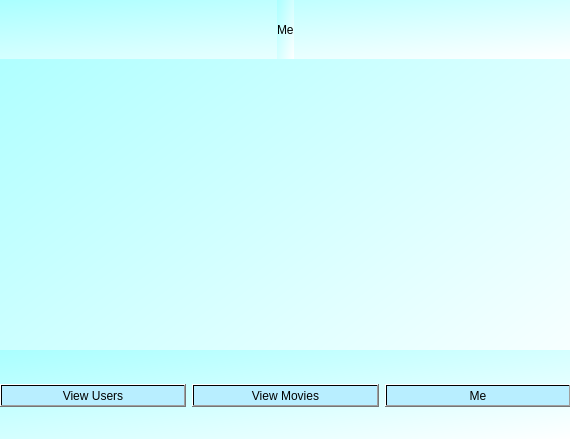
The window that me_admin.ui (reich03/EstructurasProyecto) describes before a commit, drawn with Qt 5.
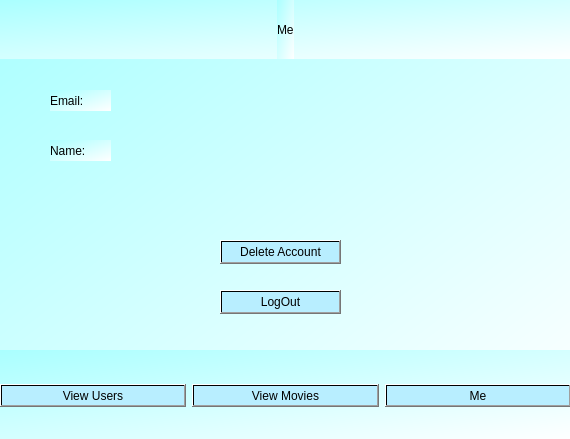
The same window after the commit.

Commit message: cambio index y me admin

```diff
--- a/me_admin.ui
+++ b/me_admin.ui
@@ -96,6 +96,76 @@
     </item>
    </layout>
   </widget>
+  <widget class="QPushButton" name="logout">
+   <property name="geometry">
+    <rect>
+     <x>220</x>
+     <y>290</y>
+     <width>121</width>
+     <height>24</height>
+    </rect>
+   </property>
+   <property name="styleSheet">
+    <string notr="true">color: qlineargradient(spread:pad, x1:0, y1:0, x2:1, y2:1, stop:1 rgba(0, 0, 0, 255));
+background-color: qlineargradient(spread:pad, x1:0, y1:0, x2:1, y2:1, stop:1 rgba(184, 238, 255, 255));
+font: 900 9pt &quot;Segoe UI&quot;;</string>
+   </property>
+   <property name="text">
+    <string>LogOut</string>
+   </property>
+  </widget>
+  <widget class="QLabel" name="label_3">
+   <property name="geometry">
+    <rect>
+     <x>50</x>
+     <y>90</y>
+     <width>61</width>
+     <height>21</height>
+    </rect>
+   </property>
+   <property name="styleSheet">
+    <string notr="true">color: qlineargradient(spread:pad, x1:0, y1:0, x2:1, y2:1, stop:1 rgba(0, 0, 0, 255));
+font: 700 11pt &quot;Segoe UI&quot;;</string>
+   </property>
+   <property name="text">
+    <string>Email:</string>
+   </property>
+  </widget>
+  <widget class="QLabel" name="label_4">
+   <property name="geometry">
+    <rect>
+     <x>50</x>
+     <y>140</y>
+     <width>61</width>
+     <height>21</height>
+    </rect>
+   </property>
+   <property name="styleSheet">
+    <string notr="true">color: qlineargradient(spread:pad, x1:0, y1:0, x2:1, y2:1, stop:1 rgba(0, 0, 0, 255));
+font: 700 11pt &quot;Segoe UI&quot;;</string>
+   </property>
+   <property name="text">
+    <string>Name:</string>
+   </property>
+  </widget>
+  <widget class="QPushButton" name="delete_2">
+   <property name="geometry">
+    <rect>
+     <x>220</x>
+     <y>240</y>
+     <width>121</width>
+     <height>24</height>
+    </rect>
+   </property>
+   <property name="styleSheet">
+    <string notr="true">color: qlineargradient(spread:pad, x1:0, y1:0, x2:1, y2:1, stop:1 rgba(0, 0, 0, 255));
+background-color: qlineargradient(spread:pad, x1:0, y1:0, x2:1, y2:1, stop:1 rgba(184, 238, 255, 255));
+font: 900 9pt &quot;Segoe UI&quot;;</string>
+   </property>
+   <property name="text">
+    <string>Delete Account</string>
+   </property>
+  </widget>
  </widget>
  <resources/>
  <connections/>
```
The commit also changes 11 other files.
